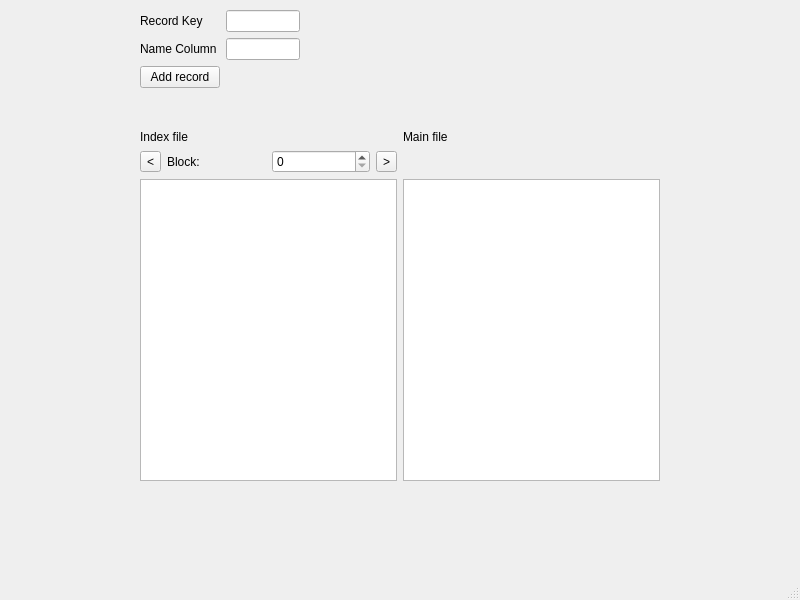
Above: mainwindow.ui from dutov-ivan/lab-pa-4 before the change. Below: the same form after it.
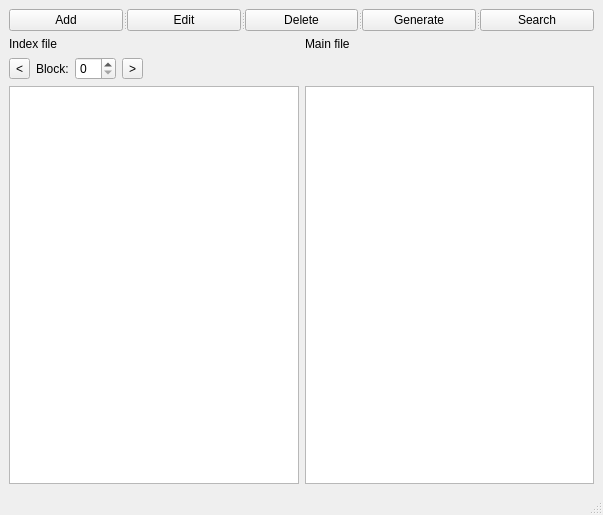
That is the form after the change.

The edit to the form file:
```diff
--- a/mainwindow.ui
+++ b/mainwindow.ui
@@ -6,76 +6,49 @@
    <rect>
     <x>0</x>
     <y>0</y>
-    <width>800</width>
-    <height>600</height>
+    <width>603</width>
+    <height>515</height>
    </rect>
   </property>
   <property name="windowTitle">
    <string>MainWindow</string>
   </property>
   <widget class="QWidget" name="centralwidget">
-   <widget class="QWidget" name="formLayoutWidget">
-    <property name="geometry">
-     <rect>
-      <x>140</x>
-      <y>10</y>
-      <width>160</width>
-      <height>92</height>
-     </rect>
-    </property>
-    <layout class="QFormLayout" name="formLayout">
-     <item row="0" column="0">
-      <widget class="QLabel" name="recordKeyLabel">
-       <property name="text">
-        <string>Record Key</string>
-       </property>
-      </widget>
-     </item>
-     <item row="0" column="1">
-      <widget class="QLineEdit" name="recordKeyLineEdit"/>
-     </item>
-     <item row="1" column="0">
-      <widget class="QLabel" name="nameColumnLabel">
-       <property name="text">
-        <string>Name Column</string>
-       </property>
-      </widget>
-     </item>
-     <item row="1" column="1">
-      <widget class="QLineEdit" name="nameColumnLineEdit"/>
-     </item>
-     <item row="2" column="0">
+   <layout class="QVBoxLayout" name="verticalLayout">
+    <item>
+     <widget class="QSplitter" name="splitter">
+      <property name="orientation">
+       <enum>Qt::Orientation::Horizontal</enum>
+      </property>
       <widget class="QPushButton" name="addRecordButton">
        <property name="text">
-        <string>Add record</string>
+        <string>Add</string>
        </property>
-      </widget>
-     </item>
-    </layout>
-   </widget>
-   <widget class="QWidget" name="layoutWidget">
-    <property name="geometry">
-     <rect>
-      <x>140</x>
-      <y>130</y>
-      <width>520</width>
-      <height>351</height>
-     </rect>
-    </property>
+      </widget>
+      <widget class="QPushButton" name="editRecordButton">
+       <property name="text">
+        <string>Edit</string>
+       </property>
+      </widget>
+      <widget class="QPushButton" name="deleteRecordButton">
+       <property name="text">
+        <string>Delete</string>
+       </property>
+      </widget>
+      <widget class="QPushButton" name="generateRecordButton">
+       <property name="text">
+        <string>Generate</string>
+       </property>
+      </widget>
+      <widget class="QPushButton" name="searchRecordButton">
+       <property name="text">
+        <string>Search</string>
+       </property>
+      </widget>
+     </widget>
+    </item>
+    <item>
     <layout class="QGridLayout" name="gridLayout">
-     <item row="2" column="0">
-      <widget class="QTableView" name="indexView"/>
-     </item>
-     <item row="0" column="0">
-      <widget class="QLabel" name="indexLabel">
-       <property name="text">
-        <string>Index file</string>
-       </property>
-      </widget>
-     </item>
-     <item row="2" column="1">
-      <widget class="QTableView" name="mainView"/>
-     </item>
      <item row="0" column="1">
       <widget class="QLabel" name="mainLabel">
        <property name="text">
@@ -83,8 +56,11 @@
        </property>
       </widget>
      </item>
+      <item row="2" column="0">
+       <widget class="QTableView" name="indexView"/>
+      </item>
      <item row="1" column="0">
-      <layout class="QHBoxLayout" name="horizontalLayout">
+       <layout class="QHBoxLayout" name="indexControls">
        <item>
         <widget class="QToolButton" name="backButton">
          <property name="text">
@@ -109,20 +85,34 @@
          </property>
         </widget>
        </item>
-      </layout>
-     </item>
-    </layout>
-   </widget>
-  </widget>
-  <widget class="QMenuBar" name="menubar">
-   <property name="geometry">
-    <rect>
-     <x>0</x>
-     <y>0</y>
-     <width>800</width>
-     <height>23</height>
-    </rect>
-   </property>
+        <item>
+         <spacer name="horizontalSpacer">
+          <property name="orientation">
+           <enum>Qt::Orientation::Horizontal</enum>
+          </property>
+          <property name="sizeHint" stdset="0">
+           <size>
+            <width>40</width>
+            <height>20</height>
+           </size>
+          </property>
+         </spacer>
+        </item>
+       </layout>
+      </item>
+      <item row="2" column="1">
+       <widget class="QTableView" name="mainView"/>
+      </item>
+      <item row="0" column="0">
+       <widget class="QLabel" name="indexLabel">
+        <property name="text">
+         <string>Index file</string>
+        </property>
+       </widget>
+      </item>
+     </layout>
+    </item>
+   </layout>
   </widget>
   <widget class="QStatusBar" name="statusbar"/>
  </widget>
```
Lines whose indentation alone changed are shown as unchanged.
